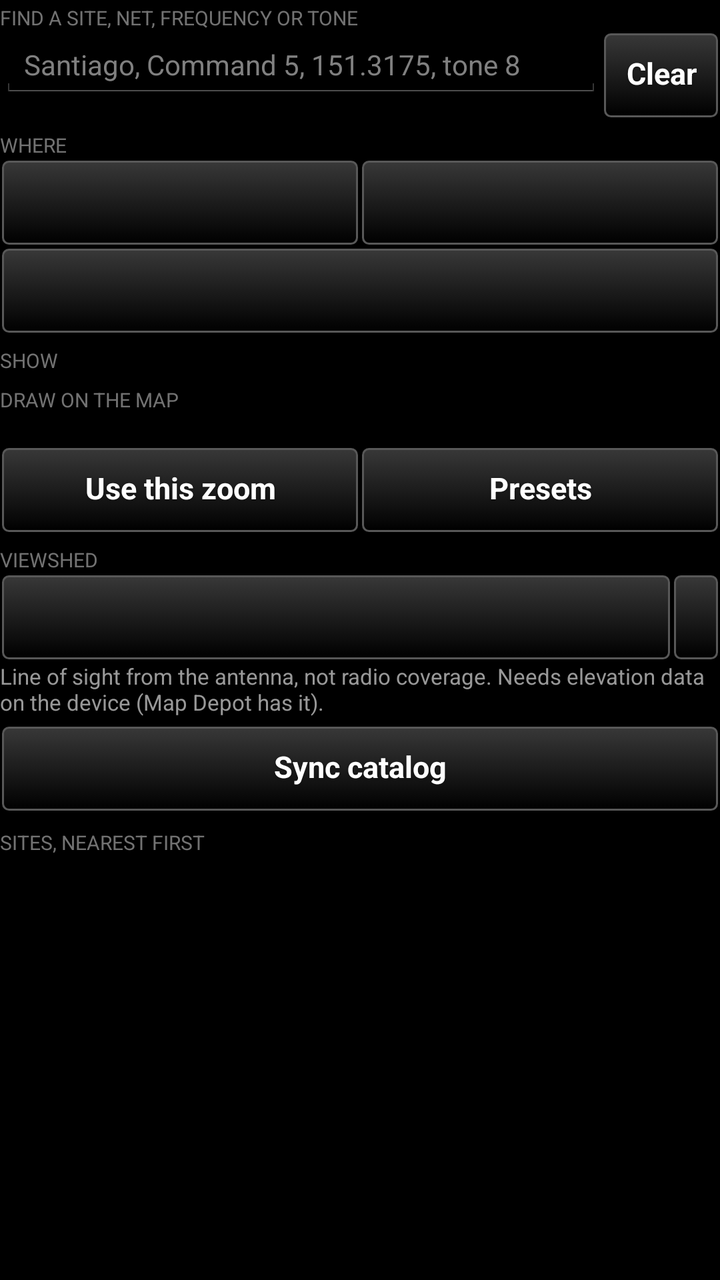
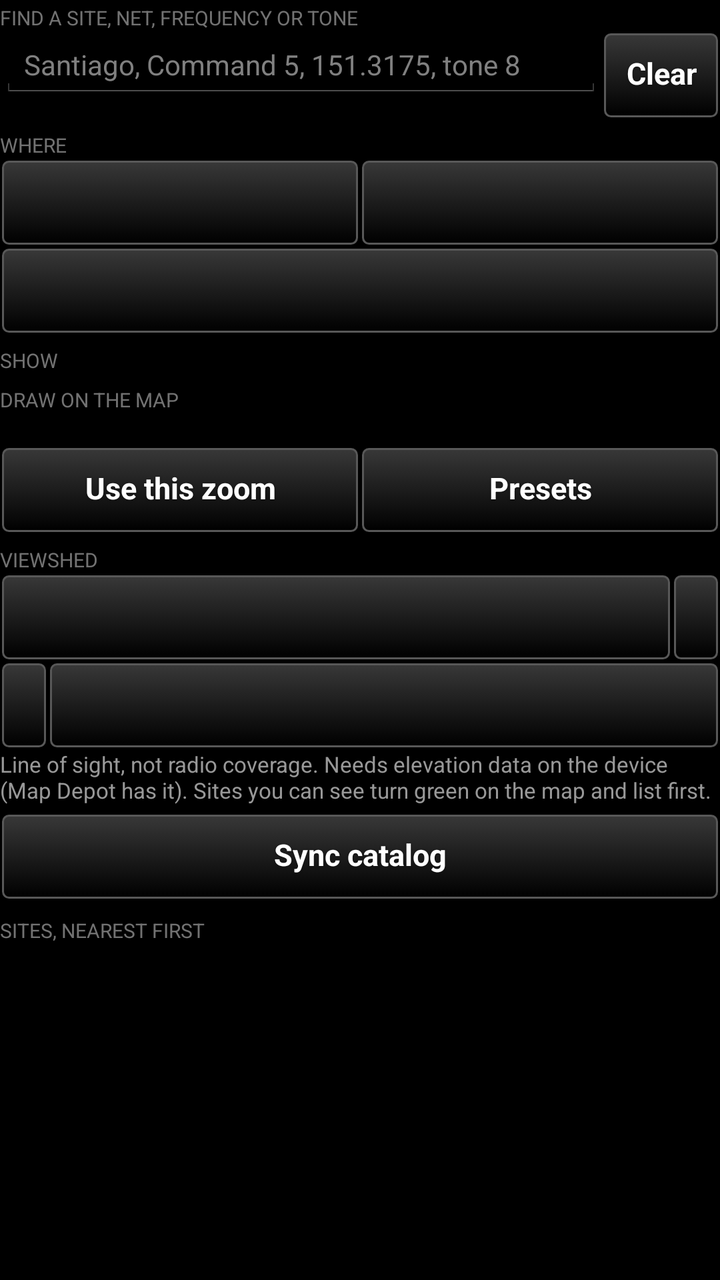

Two renders of the same Android screen: before a commit and after it. Below are the layout's source before the change and the commit's diff.
<!-- AndroidManifest.xml: application theme AppTheme -->
<!-- res/layout/controls_header.xml -->
<?xml version="1.0" encoding="utf-8"?>
<LinearLayout xmlns:android="http://schemas.android.com/apk/res/android"
    android:layout_width="match_parent"
    android:layout_height="wrap_content"
    android:orientation="vertical">

    <TextView
        android:layout_width="match_parent"
        android:layout_height="wrap_content"
        android:text="Find a site, net, frequency or tone"
        android:textSize="10sp"
        android:textAllCaps="true"
        android:paddingTop="2dp"
        android:alpha="0.6" />

    
    <LinearLayout
        android:layout_width="match_parent"
        android:layout_height="wrap_content"
        android:orientation="horizontal"
        android:baselineAligned="false">

        <EditText
            android:id="@+id/search"
            android:layout_width="0dp"
            android:layout_weight="1"
            android:layout_height="wrap_content"
            android:hint="@string/search_hint"
            android:inputType="text"
            android:maxLines="1"
            android:textSize="14sp" />

        <Button
            style="@style/TakwerxButton"
            android:id="@+id/search_clear"
            android:layout_width="wrap_content"
            android:layout_height="wrap_content"
            android:layout_gravity="center_vertical"
            android:text="@string/clear" />
    </LinearLayout>

    <TextView
        android:layout_width="match_parent"
        android:layout_height="wrap_content"
        android:text="Where"
        android:textSize="10sp"
        android:textAllCaps="true"
        android:paddingTop="6dp"
        android:alpha="0.6" />

    <LinearLayout
        android:layout_width="match_parent"
        android:layout_height="wrap_content"
        android:orientation="horizontal">

        <Button
            style="@style/TakwerxButton"
            android:id="@+id/state"
            android:layout_width="0dp"
            android:layout_weight="1"
            android:layout_height="wrap_content" />

        
        <Button
            style="@style/TakwerxButton"
            android:id="@+id/from"
            android:layout_width="0dp"
            android:layout_weight="1"
            android:layout_height="wrap_content" />
    </LinearLayout>

    <Button
        style="@style/TakwerxButton"
        android:id="@+id/radius"
        android:layout_width="match_parent"
        android:layout_height="wrap_content" />

    <TextView
        android:layout_width="match_parent"
        android:layout_height="wrap_content"
        android:text="Show"
        android:textSize="10sp"
        android:textAllCaps="true"
        android:paddingTop="6dp"
        android:alpha="0.6" />

    
    <LinearLayout
        android:id="@+id/agencies"
        android:layout_width="match_parent"
        android:layout_height="wrap_content"
        android:orientation="vertical" />

    <TextView
        android:layout_width="match_parent"
        android:layout_height="wrap_content"
        android:text="Draw on the map"
        android:textSize="10sp"
        android:textAllCaps="true"
        android:paddingTop="6dp"
        android:alpha="0.6" />

    <TextView
        android:id="@+id/zoom_label"
        android:layout_width="match_parent"
        android:layout_height="wrap_content"
        android:textSize="12sp" />

    <LinearLayout
        android:layout_width="match_parent"
        android:layout_height="wrap_content"
        android:orientation="horizontal">

        <Button
            style="@style/TakwerxButton"
            android:id="@+id/zoom_set"
            android:layout_width="0dp"
            android:layout_weight="1"
            android:layout_height="wrap_content"
            android:text="Use this zoom" />

        <Button
            style="@style/TakwerxButton"
            android:id="@+id/zoom_preset"
            android:layout_width="0dp"
            android:layout_weight="1"
            android:layout_height="wrap_content"
            android:text="Presets" />
    </LinearLayout>

    <TextView
        android:layout_width="match_parent"
        android:layout_height="wrap_content"
        android:text="Viewshed"
        android:textSize="10sp"
        android:textAllCaps="true"
        android:paddingTop="6dp"
        android:alpha="0.6" />

    <LinearLayout
        android:layout_width="match_parent"
        android:layout_height="wrap_content"
        android:orientation="horizontal">

        
        <Button
            style="@style/TakwerxButton"
            android:id="@+id/viewsheds_off"
            android:layout_width="0dp"
            android:layout_weight="1"
            android:layout_height="wrap_content" />

        <Button
            style="@style/TakwerxButton"
            android:id="@+id/viewshed_range"
            android:layout_width="wrap_content"
            android:layout_height="wrap_content" />
    </LinearLayout>

    <TextView
        android:layout_width="match_parent"
        android:layout_height="wrap_content"
        android:text="@string/viewshed_note"
        android:textSize="11sp"
        android:alpha="0.8" />

    
    <Button
        style="@style/TakwerxButton"
        android:id="@+id/sync"
        android:layout_width="match_parent"
        android:layout_height="wrap_content"
        android:layout_marginTop="4dp"
        android:text="@string/resync" />

    <TextView
        android:layout_width="match_parent"
        android:layout_height="wrap_content"
        android:text="Sites, nearest first"
        android:textSize="10sp"
        android:textAllCaps="true"
        android:paddingTop="8dp"
        android:alpha="0.6" />

</LinearLayout>
<!-- resources referenced by this layout -->
<resources>
  <string name="clear">Clear</string>
  <string name="resync">Sync catalog</string>
  <string name="search_hint">Santiago, Command 5, 151.3175, tone 8</string>
  <string name="viewshed_note">Line of sight from the antenna, not radio coverage. Needs elevation data on the device (Map Depot has it).</string>
  <style name="TakwerxButton" parent="@style/darkButton">
          <item name="android:paddingLeft">12dp</item>
          <item name="android:paddingRight">12dp</item>
          <item name="android:paddingTop">6dp</item>
          <item name="android:paddingBottom">8dp</item>
          <item name="android:minHeight">44dp</item>
          <item name="android:minWidth">0dp</item>
          <item name="android:textSize">15sp</item>
          <item name="android:singleLine">true</item>
          <item name="android:ellipsize">end</item>
      </style>
  <style name="AppTheme" parent="@android:style/Theme.Holo">
          <item name="android:buttonStyle">@android:style/Widget.Button</item>
          <item name="android:imageButtonStyle">@android:style/Widget.Button</item>
          <item name="android:buttonStyleToggle">@android:style/Widget.Button</item>
          <item name="android:spinnerStyle">@style/ATAKSpinner</item>
          <item name="android:spinnerItemStyle">@style/ATAKSpinnerItem</item>
          <item name="android:editTextStyle">@style/ATAKEditText</item>
      </style>
  <style name="darkButton" parent="@android:style/Widget.Button">
          <item name="android:background">@drawable/btn_gray</item>
          <item name="android:shadowColor">@color/darker_gray</item>
          <item name="android:shadowDy">1</item>
          <item name="android:shadowRadius">2</item>
          <item name="android:textColor">@color/white</item>
          <item name="android:textStyle">bold</item>
          <item name="android:paddingTop">0dp</item>
          <item name="android:paddingBottom">3dp</item>
          <item name="android:textSize">@dimen/fontSize</item>
      </style>
  <style name="ATAKSpinner" parent="@android:style/Widget.Spinner">
          <item name="android:spinnerMode">dialog</item>
      </style>
  <style name="ATAKSpinnerItem">
          <item name="android:textColor">@android:color/white</item>
          <item name="android:dropDownVerticalOffset">0dip</item>
          <item name="android:dropDownHorizontalOffset">0dip</item>
          <item name="android:dropDownWidth">wrap_content</item>
          <item name="android:gravity">left|center_vertical</item>
      </style>
  <style name="ATAKEditText" parent="@android:style/Widget.EditText">
          
          
  
          
          <item name="android:imeOptions">flagNoFullscreen</item>
      </style>
  <color name="darker_gray">#121212</color>
  <color name="white">#ffffff</color>
  <dimen name="fontSize">14sp</dimen>
  <!-- drawable new_dark_button_disabled (drawable) -->
  <?xml version="1.0" encoding="utf-8"?>
  <layer-list xmlns:android="http://schemas.android.com/apk/res/android">
      <item android:bottom="1dp" android:right="1dp" android:left="1dp" android:top="1dp">
          <shape android:shape="rectangle">
              <corners android:radius="3dp" />
              <stroke
                  android:width="1dp"
                  android:color="#484848" />
              <solid android:color="#484848" />
          </shape>
      </item>
  </layer-list>
  <!-- drawable new_dark_button_bg (drawable) -->
  <?xml version="1.0" encoding="utf-8"?>
  <layer-list xmlns:android="http://schemas.android.com/apk/res/android">
      <item android:bottom="1dp" android:right="1dp" android:left="1dp" android:top="1dp">
          <shape android:shape="rectangle">
              <corners android:radius="3dp" />
              <stroke
                  android:width="1dp"
                  android:color="#585858" />
              <gradient
                  android:startColor="#000000"
                  android:endColor="#383838"
                  android:angle="90"/>
          </shape>
      </item>
  </layer-list>
  <!-- unchanged entries left out for length: 2 -->
</resources>

<!-- the commit's change to res/layout/controls_header.xml (unified diff, before → after) -->
@@ -145,7 +145,7 @@
         
         <Button
             style="@style/TakwerxButton"
-            android:id="@+id/viewsheds_off"
+            android:id="@+id/me_viewshed"
             android:layout_width="0dp"
             android:layout_weight="1"
             android:layout_height="wrap_content" />
@@ -157,7 +157,29 @@
             android:layout_height="wrap_content" />
     </LinearLayout>
 
-    <TextView
+    <LinearLayout
+        android:layout_width="match_parent"
+        android:layout_height="wrap_content"
+        android:orientation="horizontal">
+
+        
+        <Button
+            style="@style/TakwerxButton"
+            android:id="@+id/me_height"
+            android:layout_width="wrap_content"
+            android:layout_height="wrap_content" />
+
+        
+        <Button
+            style="@style/TakwerxButton"
+            android:id="@+id/viewsheds_off"
+            android:layout_width="0dp"
+            android:layout_weight="1"
+            android:layout_height="wrap_content" />
+    </LinearLayout>
+
+    <TextView
+        android:id="@+id/viewshed_note"
         android:layout_width="match_parent"
         android:layout_height="wrap_content"
         android:text="@string/viewshed_note"
<!-- resource entries referenced after the edit -->
@@ -3,7 +3,7 @@
   <string name="clear">Clear</string>
   <string name="resync">Sync catalog</string>
   <string name="search_hint">Santiago, Command 5, 151.3175, tone 8</string>
-  <string name="viewshed_note">Line of sight from the antenna, not radio coverage. Needs elevation data on the device (Map Depot has it).</string>
+  <string name="viewshed_note">Line of sight, not radio coverage. Needs elevation data on the device (Map Depot has it). Sites you can see turn green on the map and list first.</string>
   <style name="TakwerxButton" parent="@style/darkButton">
           <item name="android:paddingLeft">12dp</item>
           <item name="android:paddingRight">12dp</item>
